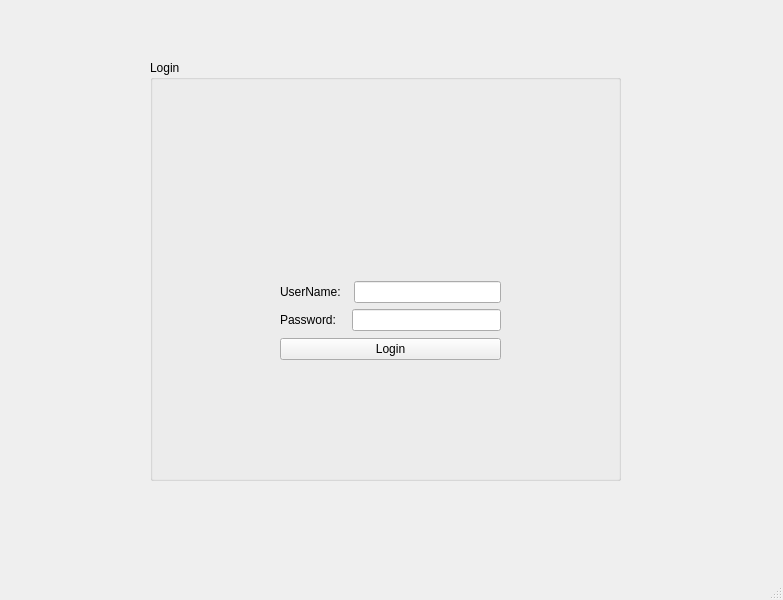
Old version of the form 2DGraphicsModeler/loginapp.ui in the repository PoorgrammerDev/2D-Graphics-Modeler.
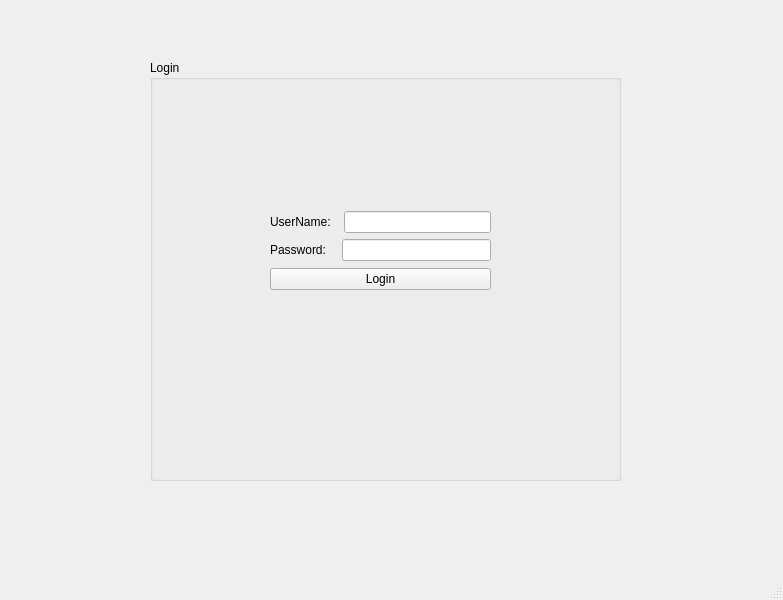
New version of the form. Icons and pictures are not drawn.

Commit message: insert image

Patch:
```diff
--- a/2DGraphicsModeler/loginapp.ui
+++ b/2DGraphicsModeler/loginapp.ui
@@ -26,11 +26,11 @@
     <property name="title">
      <string>Login</string>
     </property>
-    <widget class="QWidget" name="">
+    <widget class="QWidget" name="layoutWidget">
      <property name="geometry">
       <rect>
-       <x>130</x>
-       <y>220</y>
+       <x>120</x>
+       <y>150</y>
        <width>221</width>
        <height>83</height>
       </rect>
@@ -80,14 +80,14 @@
     <widget class="QLabel" name="label_3">
      <property name="geometry">
       <rect>
-       <x>160</x>
-       <y>60</y>
-       <width>161</width>
-       <height>141</height>
+       <x>40</x>
+       <y>40</y>
+       <width>461</width>
+       <height>341</height>
       </rect>
      </property>
      <property name="text">
-      <string/>
+      <string>&lt;html&gt;&lt;head/&gt;&lt;body&gt;&lt;p&gt;&lt;img src=&quot;:/new/prefix2/image/1.png&quot;/&gt;&lt;/p&gt;&lt;/body&gt;&lt;/html&gt;</string>
      </property>
      <property name="pixmap">
       <pixmap>../../../Downloads/paintbrush2.jpg</pixmap>
```
Left out of the diff: 2 changed lines with no effect on the pictures. The commit also changes 2 other files.
